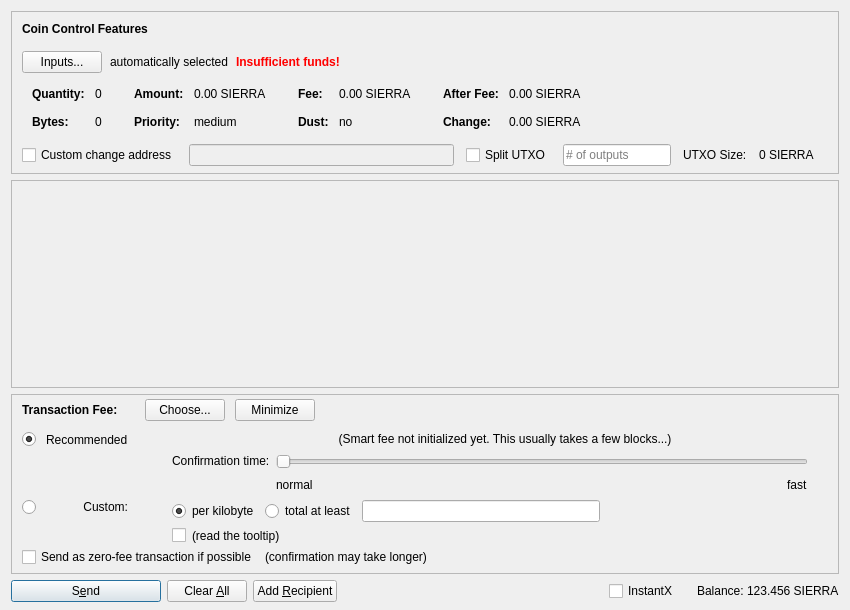
Old version of the form src/qt/forms/sendcoinsdialog.ui in the repository admecoin/siePJ.
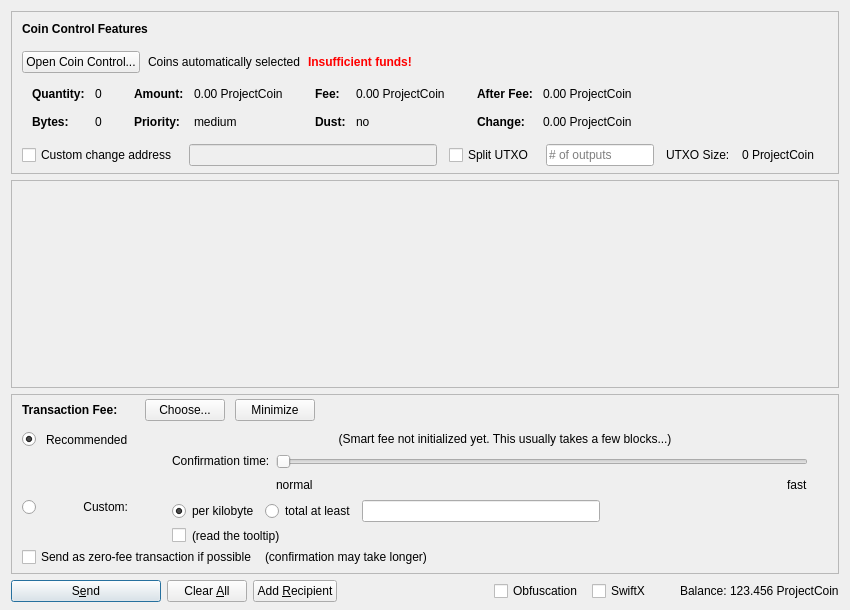
New version of the form. Icons and pictures are not drawn. Custom widgets are drawn as their Qt base class.

```diff
--- a/src/qt/forms/sendcoinsdialog.ui
+++ b/src/qt/forms/sendcoinsdialog.ui
@@ -107,7 +107,7 @@
              <string notr="true"/>
             </property>
             <property name="text">
-             <string>Inputs...</string>
+             <string>Open Coin Control...</string>
             </property>
             <property name="autoDefault">
              <bool>false</bool>
@@ -117,7 +117,7 @@
           <item>
            <widget class="QLabel" name="labelCoinControlAutomaticallySelected">
             <property name="text">
-             <string>automatically selected</string>
+             <string>Coins automatically selected</string>
             </property>
             <property name="margin">
              <number>5</number>
@@ -324,7 +324,7 @@
                   <enum>Qt::ActionsContextMenu</enum>
                  </property>
                  <property name="text">
-                  <string notr="true">0.00 SIERRA</string>
+                  <string notr="true">0.00 ProjectCoin</string>
                  </property>
                  <property name="textInteractionFlags">
                   <set>Qt::LinksAccessibleByMouse|Qt::TextSelectableByKeyboard|Qt::TextSelectableByMouse</set>
@@ -404,7 +404,7 @@
                   <enum>Qt::ActionsContextMenu</enum>
                  </property>
                  <property name="text">
-                  <string notr="true">0.00 SIERRA</string>
+                  <string notr="true">0.00 ProjectCoin</string>
                  </property>
                  <property name="textInteractionFlags">
                   <set>Qt::LinksAccessibleByMouse|Qt::TextSelectableByKeyboard|Qt::TextSelectableByMouse</set>
@@ -484,7 +484,7 @@
                   <enum>Qt::ActionsContextMenu</enum>
                  </property>
                  <property name="text">
-                  <string notr="true">0.00 SIERRA</string>
+                  <string notr="true">0.00 ProjectCoin</string>
                  </property>
                  <property name="textInteractionFlags">
                   <set>Qt::LinksAccessibleByMouse|Qt::TextSelectableByKeyboard|Qt::TextSelectableByMouse</set>
@@ -513,7 +513,7 @@
                   <enum>Qt::ActionsContextMenu</enum>
                  </property>
                  <property name="text">
-                  <string notr="true">0.00 SIERRA</string>
+                  <string notr="true">0.00 ProjectCoin</string>
                  </property>
                  <property name="textInteractionFlags">
                   <set>Qt::LinksAccessibleByMouse|Qt::TextSelectableByKeyboard|Qt::TextSelectableByMouse</set>
@@ -594,7 +594,7 @@
           <item>
            <widget class="QLabel" name="labelBlockSize">
             <property name="text">
-             <string>0 SIERRA</string>
+             <string>0 ProjectCoin</string>
             </property>
            </widget>
           </item>
@@ -1385,7 +1385,23 @@
         <number>3</number>
        </property>
        <item>
-        <widget class="QCheckBox" name="checkInstantX">
+        <widget class="QCheckBox" name="checkUseObfuscation">
+         <property name="minimumSize">
+          <size>
+           <width>95</width>
+           <height>0</height>
+          </size>
+         </property>
+         <property name="text">
+          <string>Obfuscation</string>
+         </property>
+         <property name="checked">
+          <bool>false</bool>
+         </property>
+        </widget>
+       </item>
+       <item>
+        <widget class="QCheckBox" name="checkSwiftTX">
          <property name="enabled">
           <bool>true</bool>
          </property>
@@ -1396,7 +1412,7 @@
           </size>
          </property>
          <property name="text">
-          <string>InstantX</string>
+          <string>SwiftX</string>
          </property>
         </widget>
        </item>
@@ -1419,7 +1435,7 @@
           <cursorShape>IBeamCursor</cursorShape>
          </property>
          <property name="text">
-          <string notr="true">123.456 SIERRA</string>
+          <string notr="true">123.456 ProjectCoin</string>
          </property>
          <property name="textInteractionFlags">
           <set>Qt::LinksAccessibleByMouse|Qt::TextSelectableByKeyboard|Qt::TextSelectableByMouse</set>
```
Left out of the diff: 22 changed lines with no effect on the pictures.
